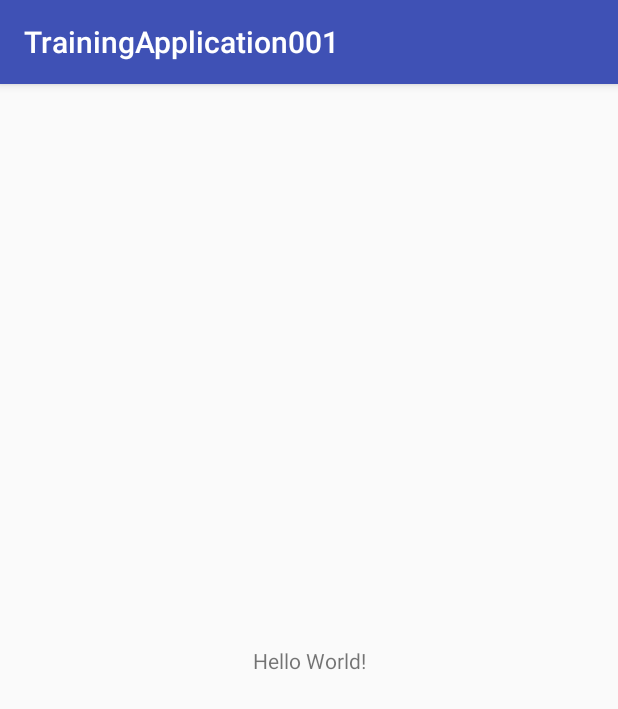
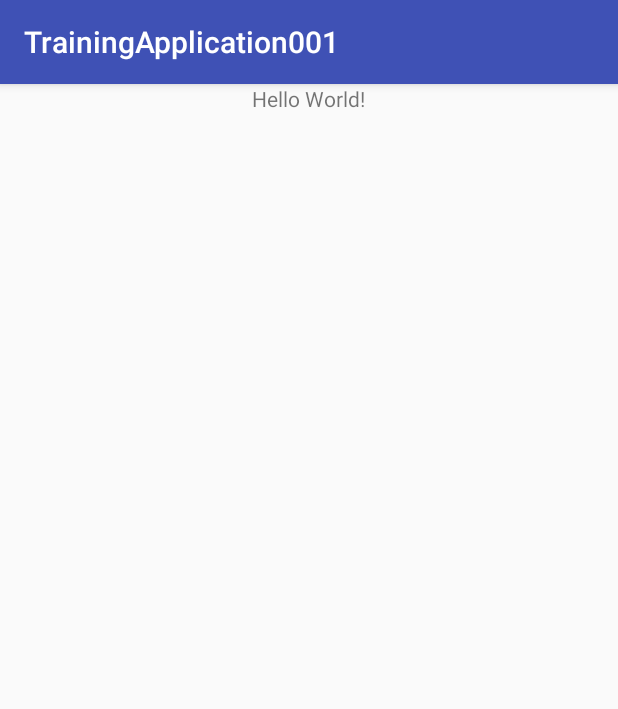
Before and after one commit to prefixus/TrainingApplication001, an Android app: the screen it shows after launch (MainActivity), on a phone screen of 412 x 824 dp. Shown: the top 709 px of the screen. Run offline under Robolectric (Android 15) with nearby library versions, the phone set to English and light mode, and no system bars.

Commit message:
Change layout to Relative layout and set TextView location

```diff
--- a/app/src/main/res/layout/activity_main.xml
+++ b/app/src/main/res/layout/activity_main.xml
@@ -1,18 +1,11 @@
 <?xml version="1.0" encoding="utf-8"?>
-<android.support.constraint.ConstraintLayout xmlns:android="http://schemas.android.com/apk/res/android"
-    xmlns:app="http://schemas.android.com/apk/res-auto"
-    xmlns:tools="http://schemas.android.com/tools"
-    android:layout_width="match_parent"
-    android:layout_height="match_parent"
-    tools:context="com.example.rpraczyk.trainingapplication001.MainActivity">
-
+<RelativeLayout xmlns:android="http://schemas.android.com/apk/res/android"
+    android:layout_width="match_parent" android:layout_height="match_parent">
     <TextView
         android:layout_width="wrap_content"
         android:layout_height="wrap_content"
         android:text="Hello World!"
-        app:layout_constraintBottom_toBottomOf="parent"
-        app:layout_constraintLeft_toLeftOf="parent"
-        app:layout_constraintRight_toRightOf="parent"
-        app:layout_constraintTop_toTopOf="parent" />
-
-</android.support.constraint.ConstraintLayout>
+        android:layout_alignParentTop="true"
+        android:layout_centerHorizontal="true"
+        />
+</RelativeLayout>
```
